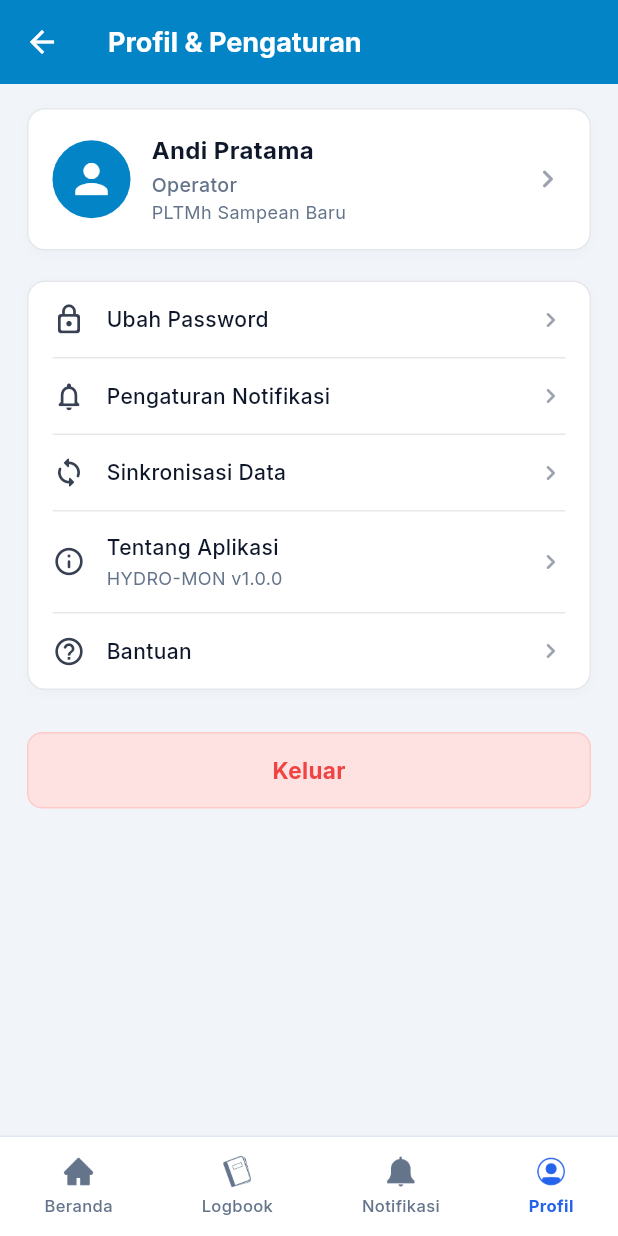
After one commit to redesma123/digital-logbook, a Flutter app: the ProfileScreen screen opened by its route, on a phone screen of 412 x 824 dp. The commit adds this screen. Run offline on Flutter 3.47's test engine with Material 3 defaults, Android fonts, the phone set to English and light mode, and no system bars; our stand-ins replace dio, flutter_riverpod, flutter_secure_storage, go_router, google_fonts; accounts and stored records are empty.

Commit message:
feat(mobile): implement profil and pengaturan screen (Screen 12)

```diff
--- a/mobile/lib/core/router/app_router.dart
+++ b/mobile/lib/core/router/app_router.dart
@@ -11,6 +11,7 @@ import '../../features/incident/presentation/incident_list_screen.dart';
 import '../../features/incident/presentation/input_incident_screen.dart';
 import '../../features/maintenance/presentation/maintenance_list_screen.dart';
 import '../../features/maintenance/presentation/input_maintenance_screen.dart';
+import '../../features/profile/presentation/profile_screen.dart';
 
 final routerProvider = Provider<GoRouter>((ref) {
   return GoRouter(
@@ -179,6 +180,21 @@ final routerProvider = Provider<GoRouter>((ref) {
           },
         ),
       ),
+      GoRoute(
+        path: '/profile',
+        name: 'profile',
+        pageBuilder: (context, state) => CustomTransitionPage(
+          key: state.pageKey,
+          child: const ProfileScreen(),
+          transitionDuration: const Duration(milliseconds: 300),
+          transitionsBuilder: (context, animation, secondaryAnimation, child) {
+            return FadeTransition(
+              opacity: animation,
+              child: child,
+            );
+          },
+        ),
+      ),
     ],
   );
 });
--- a/mobile/lib/features/home/presentation/home_screen.dart
+++ b/mobile/lib/features/home/presentation/home_screen.dart
@@ -114,6 +114,8 @@ class _HomeScreenState extends ConsumerState<HomeScreen> {
         onTap: (index) {
           if (index == 1) {
             context.push('/history-logbook');
+          } else if (index == 3) {
+            context.push('/profile');
           } else {
             setState(() {
               _currentNavIndex = index;
--- /dev/null
+++ b/mobile/lib/features/profile/presentation/profile_screen.dart
@@ -0,0 +1,571 @@
+import 'package:flutter/material.dart';
+import 'package:flutter_riverpod/flutter_riverpod.dart';
+import 'package:go_router/go_router.dart';
+import 'package:google_fonts/google_fonts.dart';
+import '../../../core/constants/app_colors.dart';
+import '../../auth/presentation/controllers/auth_controller.dart';
+import '../../home/presentation/widgets/home_bottom_nav.dart';
+
+class ProfileScreen extends ConsumerStatefulWidget {
+  const ProfileScreen({super.key});
+
+  @override
+  ConsumerState<ProfileScreen> createState() => _ProfileScreenState();
+}
+
+class _ProfileScreenState extends ConsumerState<ProfileScreen> {
+  bool _isSyncing = false;
+  bool _pushNotificationEnabled = true;
+
+  Future<void> _handleSync() async {
+    setState(() => _isSyncing = true);
+    await Future.delayed(const Duration(milliseconds: 800));
+    if (mounted) {
+      setState(() => _isSyncing = false);
+      ScaffoldMessenger.of(context).showSnackBar(
+        SnackBar(
+          content: Text(
+            'Sinkronisasi data logbook & monitoring berhasil!',
+            style: GoogleFonts.inter(fontWeight: FontWeight.w600),
+          ),
+          backgroundColor: const Color(0xFF10B981),
+          behavior: SnackBarBehavior.floating,
+        ),
+      );
+    }
+  }
+
+  void _showChangePasswordDialog() {
+    final oldPasswordController = TextEditingController();
+    final newPasswordController = TextEditingController();
+
+    showDialog(
+      context: context,
+      builder: (ctx) {
+        return AlertDialog(
+          shape: RoundedRectangleBorder(borderRadius: BorderRadius.circular(14)),
+          title: Text(
+            'Ubah Password',
+            style: GoogleFonts.inter(fontSize: 18, fontWeight: FontWeight.w700),
+          ),
+          content: Column(
+            mainAxisSize: MainAxisSize.min,
+            children: [
+              TextField(
+                controller: oldPasswordController,
+                obscureText: true,
+                decoration: InputDecoration(
+                  labelText: 'Password Lama',
+                  labelStyle: GoogleFonts.inter(fontSize: 13),
+                  border: OutlineInputBorder(borderRadius: BorderRadius.circular(8)),
+                ),
+              ),
+              const SizedBox(height: 12),
+              TextField(
+                controller: newPasswordController,
+                obscureText: true,
+                decoration: InputDecoration(
+                  labelText: 'Password Baru',
+                  labelStyle: GoogleFonts.inter(fontSize: 13),
+                  border: OutlineInputBorder(borderRadius: BorderRadius.circular(8)),
+                ),
+              ),
+            ],
+          ),
+          actions: [
+            TextButton(
+              onPressed: () => Navigator.pop(ctx),
+              child: Text(
+                'Batal',
+                style: GoogleFonts.inter(color: AppColors.neutral500),
+              ),
+            ),
+            ElevatedButton(
+              onPressed: () {
+                Navigator.pop(ctx);
+                ScaffoldMessenger.of(context).showSnackBar(
+                  SnackBar(
+                    content: Text(
+                      'Password berhasil diperbarui',
+                      style: GoogleFonts.inter(fontWeight: FontWeight.w600),
+                    ),
+                    backgroundColor: const Color(0xFF10B981),
+                    behavior: SnackBarBehavior.floating,
+                  ),
+                );
+              },
+              style: ElevatedButton.styleFrom(
+                backgroundColor: const Color(0xFF0284C7),
+                foregroundColor: Colors.white,
+                shape: RoundedRectangleBorder(borderRadius: BorderRadius.circular(8)),
+              ),
+              child: Text('Simpan', style: GoogleFonts.inter(fontWeight: FontWeight.w600)),
+            ),
+          ],
+        );
+      },
+    );
+  }
+
+  void _showNotificationSettings() {
+    showModalBottomSheet(
+      context: context,
+      shape: const RoundedRectangleBorder(
+        borderRadius: BorderRadius.vertical(top: Radius.circular(16)),
+      ),
+      builder: (ctx) {
+        return StatefulBuilder(
+          builder: (context, setModalState) {
+            return Padding(
+              padding: const EdgeInsets.all(20),
+              child: Column(
+                mainAxisSize: MainAxisSize.min,
+                crossAxisAlignment: CrossAxisAlignment.start,
+                children: [
+                  Text(
+                    'Pengaturan Notifikasi',
+                    style: GoogleFonts.inter(fontSize: 18, fontWeight: FontWeight.w700),
+                  ),
+                  const SizedBox(height: 16),
+                  SwitchListTile(
+                    title: Text(
+                      'Notifikasi Gangguan Operasional',
+                      style: GoogleFonts.inter(fontSize: 14, fontWeight: FontWeight.w500),
+                    ),
+                    subtitle: Text(
+                      'Terima peringatan saat terjadi unit trip atau anomali',
+                      style: GoogleFonts.inter(fontSize: 12, color: AppColors.neutral500),
+                    ),
+                    value: _pushNotificationEnabled,
+                    onChanged: (val) {
+                      setModalState(() => _pushNotificationEnabled = val);
+                      setState(() => _pushNotificationEnabled = val);
+                    },
+                  ),
+                  const SizedBox(height: 12),
+                  SizedBox(
+                    width: double.infinity,
+                    child: ElevatedButton(
+                      onPressed: () => Navigator.pop(ctx),
+                      style: ElevatedButton.styleFrom(
+                        backgroundColor: const Color(0xFF0284C7),
+                        foregroundColor: Colors.white,
+                        shape: RoundedRectangleBorder(borderRadius: BorderRadius.circular(8)),
+                      ),
+                      child: Text('Tutup', style: GoogleFonts.inter(fontWeight: FontWeight.w600)),
+                    ),
+                  ),
+                ],
+              ),
+            );
+          },
+        );
+      },
+    );
+  }
+
+  void _showAboutDialog() {
+    showDialog(
+      context: context,
+      builder: (ctx) {
+        return AlertDialog(
+          shape: RoundedRectangleBorder(borderRadius: BorderRadius.circular(14)),
+          title: Text(
+            'Tentang Aplikasi',
+            style: GoogleFonts.inter(fontSize: 18, fontWeight: FontWeight.w700),
+          ),
+          content: Column(
+            mainAxisSize: MainAxisSize.min,
+            crossAxisAlignment: CrossAxisAlignment.start,
+            children: [
+              Text(
+                'HYDRO-MON',
+                style: GoogleFonts.inter(
+                  fontSize: 16,
+                  fontWeight: FontWeight.w700,
+                  color: const Color(0xFF0284C7),
+                ),
+              ),
+              const SizedBox(height: 4),
+              Text(
+                'Versi 1.0.0 (Build 2025.04)',
+                style: GoogleFonts.inter(fontSize: 13, color: AppColors.neutral500),
+              ),
+              const SizedBox(height: 12),
+              Text(
+                'Sistem Pencatatan Logbook Digital dan Monitoring Operasional PLTMh Sampean Baru secara real-time dan terintegrasi.',
+                style: GoogleFonts.inter(fontSize: 13, color: AppColors.neutral700, height: 1.4),
+              ),
+            ],
+          ),
+          actions: [
+            TextButton(
+              onPressed: () => Navigator.pop(ctx),
+              child: Text(
+                'Tutup',
+                style: GoogleFonts.inter(color: const Color(0xFF0284C7), fontWeight: FontWeight.w600),
+              ),
+            ),
+          ],
+        );
+      },
+    );
+  }
+
+  void _showHelpDialog() {
+    showDialog(
+      context: context,
+      builder: (ctx) {
+        return AlertDialog(
+          shape: RoundedRectangleBorder(borderRadius: BorderRadius.circular(14)),
+          title: Text(
+            'Bantuan Operasional',
+            style: GoogleFonts.inter(fontSize: 18, fontWeight: FontWeight.w700),
+          ),
+          content: Column(
+            mainAxisSize: MainAxisSize.min,
+            crossAxisAlignment: CrossAxisAlignment.start,
+            children: [
+              Text(
+                'Kontak Dukungan Teknis:',
+                style: GoogleFonts.inter(fontSize: 14, fontWeight: FontWeight.w600),
+              ),
+              const SizedBox(height: 6),
+              Text('• Tim IT Pusat: it-support@hydromon.id', style: GoogleFonts.inter(fontSize: 13)),
+              Text('• Supervisor Operasi: 0812-3456-7890', style: GoogleFonts.inter(fontSize: 13)),
+              const SizedBox(height: 12),
+              Text(
+                'Manual book dan panduan SOP dapat diakses pada menu dokumentasi web.',
+                style: GoogleFonts.inter(fontSize: 12, color: AppColors.neutral500),
+              ),
+            ],
+          ),
+          actions: [
+            TextButton(
+              onPressed: () => Navigator.pop(ctx),
+              child: Text(
+                'Mengerti',
+                style: GoogleFonts.inter(color: const Color(0xFF0284C7), fontWeight: FontWeight.w600),
+              ),
+            ),
+          ],
+        );
+      },
+    );
+  }
+
+  Future<void> _handleLogout() async {
+    final confirm = await showDialog<bool>(
+      context: context,
+      builder: (ctx) {
+        return AlertDialog(
+          shape: RoundedRectangleBorder(borderRadius: BorderRadius.circular(14)),
+          title: Text(
+            'Konfirmasi Keluar',
+            style: GoogleFonts.inter(fontSize: 18, fontWeight: FontWeight.w700),
+          ),
+          content: Text(
+            'Apakah Anda yakin ingin keluar dari aplikasi HYDRO-MON?',
+            style: GoogleFonts.inter(fontSize: 14, color: AppColors.neutral700),
+          ),
+          actions: [
+            TextButton(
+              onPressed: () => Navigator.pop(ctx, false),
+              child: Text(
+                'Batal',
+                style: GoogleFonts.inter(color: AppColors.neutral500),
+              ),
+            ),
+            ElevatedButton(
+              onPressed: () => Navigator.pop(ctx, true),
+              style: ElevatedButton.styleFrom(
+                backgroundColor: const Color(0xFFEF4444),
+                foregroundColor: Colors.white,
+                shape: RoundedRectangleBorder(borderRadius: BorderRadius.circular(8)),
+              ),
+              child: Text('Keluar', style: GoogleFonts.inter(fontWeight: FontWeight.w600)),
+            ),
+          ],
+        );
+      },
+    );
+
+    if (confirm == true && mounted) {
+      await ref.read(authControllerProvider.notifier).logout();
+      if (mounted) {
+        context.go('/login');
+      }
+    }
+  }
+
+  void _onBottomNavTap(int index) {
+    if (index == 0) {
+      context.go('/home');
+    } else if (index == 1) {
+      context.push('/history-logbook');
+    } else if (index == 2) {
+      ScaffoldMessenger.of(context).showSnackBar(
+        const SnackBar(
+          content: Text('Tidak ada notifikasi baru'),
+          duration: Duration(seconds: 1),
+          behavior: SnackBarBehavior.floating,
+        ),
+      );
+    } else if (index == 3) {
+      // Current Screen: Profil
+    }
+  }
+
+  @override
+  Widget build(BuildContext context) {
+    final authState = ref.watch(authControllerProvider);
+    final user = authState.user;
+    final userName = user?.fullName.isNotEmpty == true ? user!.fullName : 'Andi Pratama';
+    final userRole = user?.role.isNotEmpty == true ? user!.role : 'Operator';
+
+    return Scaffold(
+      backgroundColor: AppColors.surfacePage,
+      appBar: AppBar(
+        backgroundColor: const Color(0xFF0284C7),
+        leading: IconButton(
+          icon: const Icon(Icons.arrow_back, color: Colors.white),
+          onPressed: () => context.canPop() ? context.pop() : context.go('/home'),
+        ),
+        title: Text(
+          'Profil & Pengaturan',
+          style: GoogleFonts.inter(
+            fontSize: 18,
+            fontWeight: FontWeight.w700,
+            color: Colors.white,
+          ),
+        ),
+        centerTitle: false,
+        elevation: 0,
+      ),
+      body: SingleChildScrollView(
+        physics: const BouncingScrollPhysics(),
+        padding: const EdgeInsets.symmetric(horizontal: 18, vertical: 16),
+        child: Column(
+          children: [
+            // 1. User Profile Card
+            Container(
+              padding: const EdgeInsets.all(16),
+              decoration: BoxDecoration(
+                color: Colors.white,
+                borderRadius: BorderRadius.circular(12),
+                border: Border.all(color: AppColors.neutral200),
+                boxShadow: const [
+                  BoxShadow(
+                    color: Color(0x05000000),
+                    blurRadius: 6,
+                    offset: Offset(0, 2),
+                  ),
+                ],
+              ),
+              child: Row(
+                children: [
+                  CircleAvatar(
+                    radius: 26,
+                    backgroundColor: const Color(0xFF0284C7),
+                    child: const Icon(
+                      Icons.person,
+                      size: 32,
+                      color: Colors.white,
+                    ),
+                  ),
+                  const SizedBox(width: 14),
+                  Expanded(
+                    child: Column(
+                      crossAxisAlignment: CrossAxisAlignment.start,
+                      children: [
+                        Text(
+                          userName,
+                          style: GoogleFonts.inter(
+                            fontSize: 16,
+                            fontWeight: FontWeight.w700,
+                            color: AppColors.neutral900,
+                          ),
+                        ),
+                        const SizedBox(height: 2),
+                        Text(
+                          userRole,
+                          style: GoogleFonts.inter(
+                            fontSize: 13,
+                            fontWeight: FontWeight.w500,
+                            color: AppColors.neutral500,
+                          ),
+                        ),
+                        Text(
+                          'PLTMh Sampean Baru',
+                          style: GoogleFonts.inter(
+                            fontSize: 12,
+                            fontWeight: FontWeight.w400,
+                            color: AppColors.neutral500,
+                          ),
+                        ),
+                      ],
+                    ),
+                  ),
+                  const Icon(
+                    Icons.chevron_right_rounded,
+                    color: AppColors.neutral400,
+                    size: 24,
+                  ),
+                ],
+              ),
+            ),
+            const SizedBox(height: 20),
+
+            // 2. Settings Menu List Card
+            Container(
+              decoration: BoxDecoration(
+                color: Colors.white,
+                borderRadius: BorderRadius.circular(12),
+                border: Border.all(color: AppColors.neutral200),
+                boxShadow: const [
+                  BoxShadow(
+                    color: Color(0x05000000),
+                    blurRadius: 6,
+                    offset: Offset(0, 2),
+                  ),
+                ],
+              ),
+              child: Column(
+                children: [
+                  _buildMenuItem(
+                    icon: Icons.lock_outline_rounded,
+                    title: 'Ubah Password',
+                    onTap: _showChangePasswordDialog,
+                  ),
+                  _buildMenuDivider(),
+                  _buildMenuItem(
+                    icon: Icons.notifications_none_rounded,
+                    title: 'Pengaturan Notifikasi',
+                    onTap: _showNotificationSettings,
+                  ),
+                  _buildMenuDivider(),
+                  _buildMenuItem(
+                    icon: Icons.sync_rounded,
+                    title: 'Sinkronisasi Data',
+                    trailing: _isSyncing
+                        ? const SizedBox(
+                            width: 18,
+                            height: 18,
+                            child: CircularProgressIndicator(strokeWidth: 2, color: Color(0xFF0284C7)),
+                          )
+                        : null,
+                    onTap: _isSyncing ? null : _handleSync,
+                  ),
+                  _buildMenuDivider(),
+                  _buildMenuItem(
+                    icon: Icons.info_outline_rounded,
+                    title: 'Tentang Aplikasi',
+                    subtitle: 'HYDRO-MON v1.0.0',
+                    onTap: _showAboutDialog,
+                  ),
+                  _buildMenuDivider(),
+                  _buildMenuItem(
+                    icon: Icons.help_outline_rounded,
+                    title: 'Bantuan',
+                    onTap: _showHelpDialog,
+                  ),
+                ],
+              ),
+            ),
+            const SizedBox(height: 28),
+
+            // 3. Tombol Keluar (Logout)
+            InkWell(
+              onTap: _handleLogout,
+              borderRadius: BorderRadius.circular(10),
+              child: Container(
+                width: double.infinity,
+                padding: const EdgeInsets.symmetric(vertical: 14),
+                decoration: BoxDecoration(
+                  color: const Color(0xFFFEE2E2),
+                  borderRadius: BorderRadius.circular(10),
+                  border: Border.all(color: const Color(0xFFFECACA)),
+                ),
+                child: Center(
+                  child: Text(
+                    'Keluar',
+                    style: GoogleFonts.inter(
+                      fontSize: 15,
+                      fontWeight: FontWeight.w700,
+                      color: const Color(0xFFEF4444),
+                    ),
+                  ),
+                ),
+              ),
+            ),
+            const SizedBox(height: 24),
+          ],
+        ),
+      ),
+      bottomNavigationBar: HomeBottomNav(
+        currentIndex: 3, // Profil is active
+        onTap: _onBottomNavTap,
+      ),
+    );
+  }
+
+  Widget _buildMenuItem({
+    required IconData icon,
+    required String title,
+    String? subtitle,
+    Widget? trailing,
+    VoidCallback? onTap,
+  }) {
+    return InkWell(
+      onTap: onTap,
+      borderRadius: BorderRadius.circular(12),
+      child: Padding(
+        padding: const EdgeInsets.symmetric(horizontal: 16, vertical: 14),
+        child: Row(
+          children: [
+            Icon(icon, size: 22, color: AppColors.neutral700),
+            const SizedBox(width: 14),
+            Expanded(
+              child: Column(
+                crossAxisAlignment: CrossAxisAlignment.start,
+                children: [
+                  Text(
+                    title,
+                    style: GoogleFonts.inter(
+                      fontSize: 14,
+                      fontWeight: FontWeight.w500,
+                      color: AppColors.neutral900,
+                    ),
+                  ),
+                  if (subtitle != null) ...[
+                    const SizedBox(height: 2),
+                    Text(
+                      subtitle,
+                      style: GoogleFonts.inter(
+                        fontSize: 12,
+                        color: AppColors.neutral500,
+                      ),
+                    ),
+                  ],
+                ],
+              ),
+            ),
+            trailing ??
+                const Icon(
+                  Icons.chevron_right_rounded,
+                  size: 20,
+                  color: AppColors.neutral400,
+                ),
+          ],
+        ),
+      ),
+    );
+  }
+
+  Widget _buildMenuDivider() {
+    return const Padding(
+      padding: EdgeInsets.symmetric(horizontal: 16),
+      child: Divider(height: 1, color: AppColors.neutral200),
+    );
+  }
+}
```
Also changed, not shown: 1 other file.
